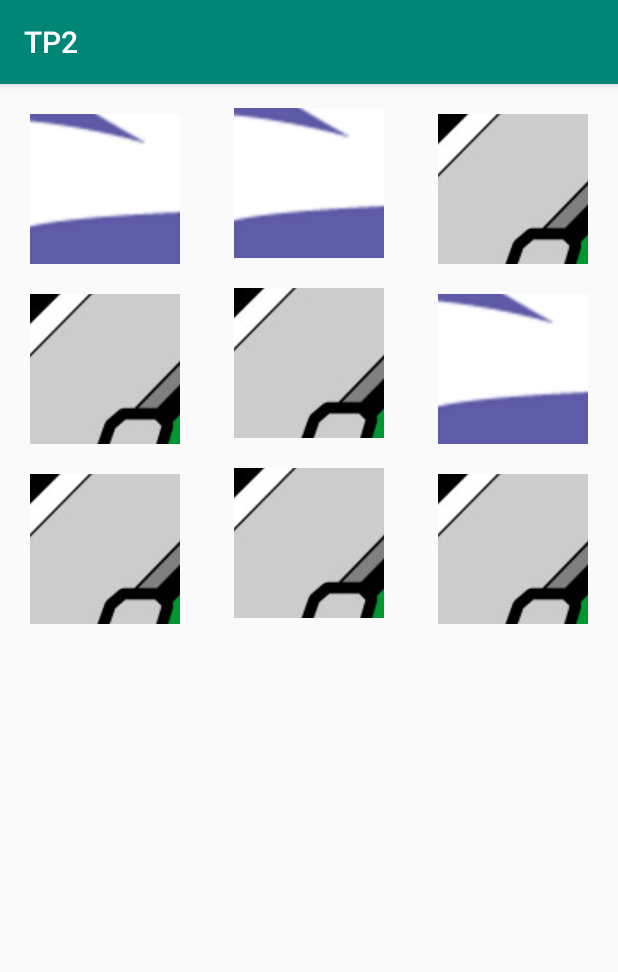
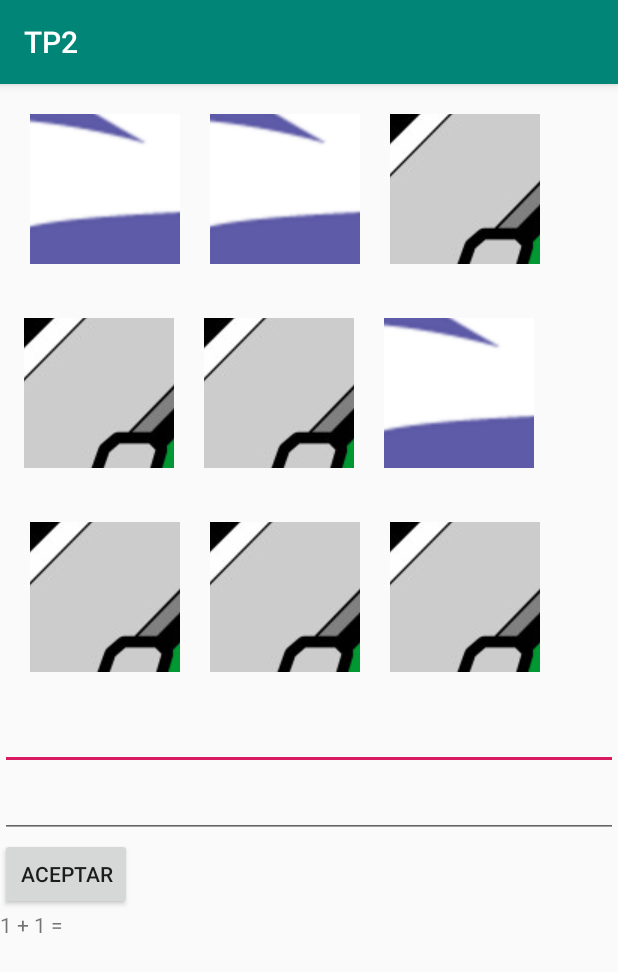
Before and after one commit to BlueTheDuck/ORT_DAI_TP2, an Android app: the screen it shows after launch (MainActivity), after a tap on an icon or button, on a phone screen of 412 x 824 dp. Shown: the top 972 px of the screen. Run offline under Robolectric (Android 15) with nearby library versions, the phone set to English and light mode, and no system bars.

Commit message:
Done stuff

```diff
--- a/app/src/main/java/com/ducklings_corp/tp2/MainActivity.java
+++ b/app/src/main/java/com/ducklings_corp/tp2/MainActivity.java
@@ -8,11 +8,13 @@ import android.os.Bundle;
 import android.util.Log;
 import android.view.View;
 import android.widget.ImageButton;
+import android.widget.Toast;
 
 import java.util.Random;
 
 public class MainActivity extends AppCompatActivity {
     private ImageButton[] images = new ImageButton[9];
+    private int movements = 0;
 
     @Override
     protected void onCreate(Bundle savedInstanceState) {
@@ -48,7 +50,7 @@ public class MainActivity extends AppCompatActivity {
         } while (flipped == 0 || flipped == 9);
     }
 
-    public void switchTile(View view) {
+    public void switchTiles(View view) {
         ImageButton button;
 
         button = (ImageButton) view;
@@ -85,6 +87,12 @@ public class MainActivity extends AppCompatActivity {
             flipTile(flipActions[idx][i]);
         }
         flipTile(4);
+
+        movements++;
+
+        if(won()) {
+            Toast.makeText(this,"Ganaste!",Toast.LENGTH_LONG).show();
+        }
     }
 
     private void flipTile(int idx) {
@@ -114,4 +122,19 @@ public class MainActivity extends AppCompatActivity {
         }
         return -1;
     }
+
+    private boolean won() {
+        Drawable.ConstantState buttonState, vimState;
+
+        vimState = ContextCompat.getDrawable(this,R.drawable.vim).getConstantState();
+
+        int trues = 0;
+        for(int i=0;i<9;i++) {
+            buttonState = this.images[i].getDrawable().getConstantState();
+            if(buttonState==vimState) {
+                trues++;
+            }
+        }
+        return trues==0 || trues==9;
+    }
 }
--- a/app/src/main/res/layout/activity_main.xml
+++ b/app/src/main/res/layout/activity_main.xml
@@ -2,11 +2,12 @@
 <LinearLayout
     android:layout_height="match_parent"
     android:layout_width="match_parent"
+    android:orientation="vertical"
     xmlns:android="http://schemas.android.com/apk/res/android">
     <LinearLayout
         android:layout_width="wrap_content"
         android:layout_height="wrap_content"
-        android:orientation="vertical"
+        android:orientation="horizontal"
         android:layout_margin="10dp">
         <ImageButton
             android:layout_width="100dp"
@@ -14,86 +15,99 @@
             android:background="#FF0000"
             android:layout_margin="10dp"
             android:id="@+id/tile0"
-            android:onClick="switchTile"/>
+            android:onClick="switchTiles"/>
+        <ImageButton
+            android:layout_width="100dp"
+            android:layout_height="100dp"
+            android:background="#FF0000"
+            android:layout_margin="10dp"
+            android:id="@+id/tile1"
+            android:onClick="switchTiles"/>
+        <ImageButton
+            android:layout_width="100dp"
+            android:layout_height="100dp"
+            android:background="#FF0000"
+            android:layout_margin="10dp"
+            android:id="@+id/tile2"
+            android:onClick="switchTiles"/>
+
+        </LinearLayout>
+    <LinearLayout
+        android:layout_width="wrap_content"
+        android:layout_height="wrap_content"
+        android:orientation="horizontal"
+        android:layout_margin="6dp">
         <ImageButton
             android:layout_width="100dp"
             android:layout_height="100dp"
             android:background="#FF0000"
             android:layout_margin="10dp"
             android:id="@+id/tile3"
-            android:onClick="switchTile"/>
+            android:onClick="switchTiles"/>
+        <ImageButton
+            android:layout_width="100dp"
+            android:layout_height="100dp"
+            android:background="#FF0000"
+            android:layout_margin="10dp"
+            android:id="@+id/tile4"
+            android:onClick="switchTiles"/>
+        <ImageButton
+            android:layout_width="100dp"
+            android:layout_height="100dp"
+            android:background="#FF0000"
+            android:layout_margin="10dp"
+            android:id="@+id/tile5"
+            android:onClick="switchTiles"/>
+
+    </LinearLayout>
+    <LinearLayout
+        android:layout_width="wrap_content"
+        android:layout_height="wrap_content"
+        android:orientation="horizontal"
+        android:layout_margin="10dp">
         <ImageButton
             android:layout_width="100dp"
             android:layout_height="100dp"
             android:background="#FF0000"
             android:layout_margin="10dp"
             android:id="@+id/tile6"
-            android:onClick="switchTile"/>
-
-        </LinearLayout>
-    <LinearLayout
-        android:layout_width="wrap_content"
-        android:layout_height="wrap_content"
-        android:orientation="vertical"
-        android:layout_margin="6dp">
-        <ImageButton
-            android:layout_width="100dp"
-            android:layout_height="100dp"
-            android:background="#FF0000"
-            android:layout_margin="10dp"
-            android:id="@+id/tile1"
-            android:onClick="switchTile"/>
-        <ImageButton
-            android:layout_width="100dp"
-            android:layout_height="100dp"
-            android:background="#FF0000"
-            android:layout_margin="10dp"
-            android:id="@+id/tile4"
-            android:onClick="switchTile"/>
+            android:onClick="switchTiles"/>
         <ImageButton
             android:layout_width="100dp"
             android:layout_height="100dp"
             android:background="#FF0000"
             android:layout_margin="10dp"
             android:id="@+id/tile7"
-            android:onClick="switchTile"/>
-
-    </LinearLayout>
-    <LinearLayout
-        android:layout_width="wrap_content"
-        android:layout_height="wrap_content"
-        android:orientation="vertical"
-        android:layout_margin="10dp">
-        <ImageButton
-            android:layout_width="100dp"
-            android:layout_height="100dp"
-            android:background="#FF0000"
-            android:layout_margin="10dp"
-            android:id="@+id/tile2"
-            android:onClick="switchTile"/>
-        <ImageButton
-            android:layout_width="100dp"
-            android:layout_height="100dp"
-            android:background="#FF0000"
-            android:layout_margin="10dp"
-            android:id="@+id/tile5"
-            android:onClick="switchTile"/>
+            android:onClick="switchTiles"/>
         <ImageButton
             android:layout_width="100dp"
             android:layout_height="100dp"
             android:background="#FF0000"
             android:layout_margin="10dp"
             android:id="@+id/tile8"
-            android:onClick="switchTile"/>
+            android:onClick="switchTiles"/>
 
     </LinearLayout>
 
     <LinearLayout
         android:layout_width="match_parent"
-        android:layout_height="wrap_content">
+        android:layout_height="wrap_content"
+        android:orientation="vertical">
         <EditText
             android:layout_width="match_parent"
             android:layout_height="wrap_content"
-            />
+            android:id="@+id/name"/>
+        <EditText
+            android:layout_width="match_parent"
+            android:layout_height="wrap_content"
+            android:id="@+id/captcha"/>
+        <Button
+            android:layout_width="wrap_content"
+            android:layout_height="wrap_content"
+            android:text="Aceptar"/>
+        <TextView
+            android:layout_width="wrap_content"
+            android:layout_height="wrap_content"
+            android:text="1 + 1 = "/>
     </LinearLayout>
 </LinearLayout>
```
